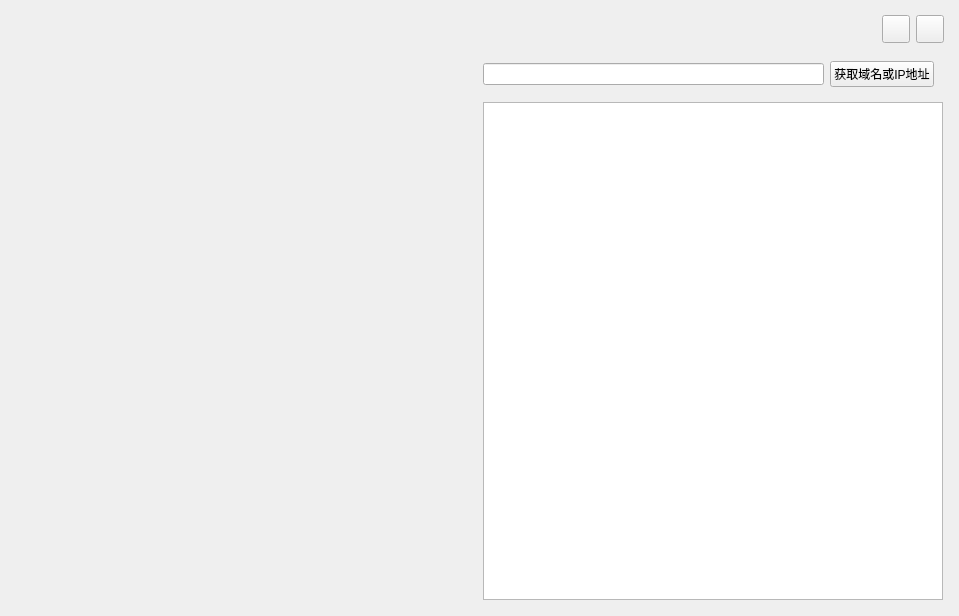
Qt form NetworkDemo/src/ui/MainWindow.ui (jizhitangjiang/NetworkDemo) before a commit.
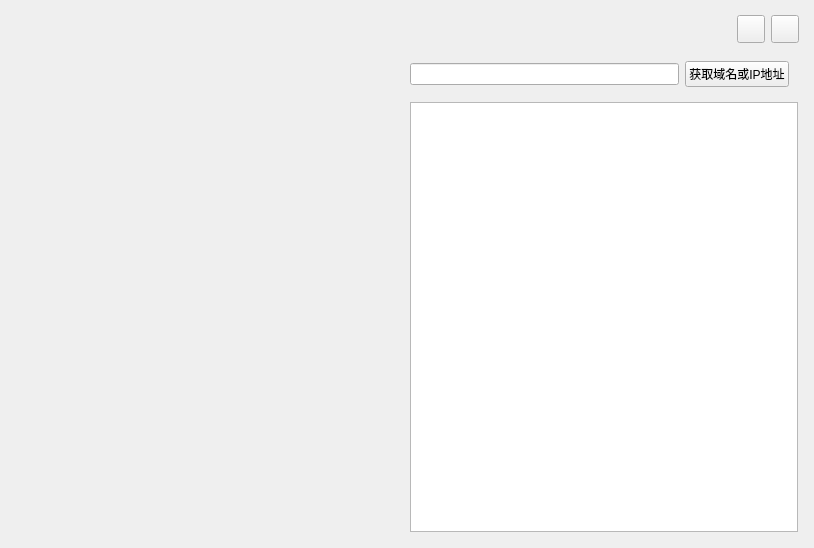
The same form after that commit. Icons and pictures are not drawn.

What changed in the file:
```diff
--- a/NetworkDemo/src/ui/MainWindow.ui
+++ b/NetworkDemo/src/ui/MainWindow.ui
@@ -6,10 +6,22 @@
    <rect>
     <x>0</x>
     <y>0</y>
-    <width>959</width>
-    <height>616</height>
+    <width>814</width>
+    <height>548</height>
    </rect>
   </property>
+  <property name="minimumSize">
+   <size>
+    <width>0</width>
+    <height>0</height>
+   </size>
+  </property>
+  <property name="maximumSize">
+   <size>
+    <width>16777215</width>
+    <height>16777215</height>
+   </size>
+  </property>
   <property name="cursor">
    <cursorShape>ArrowCursor</cursorShape>
   </property>
```
